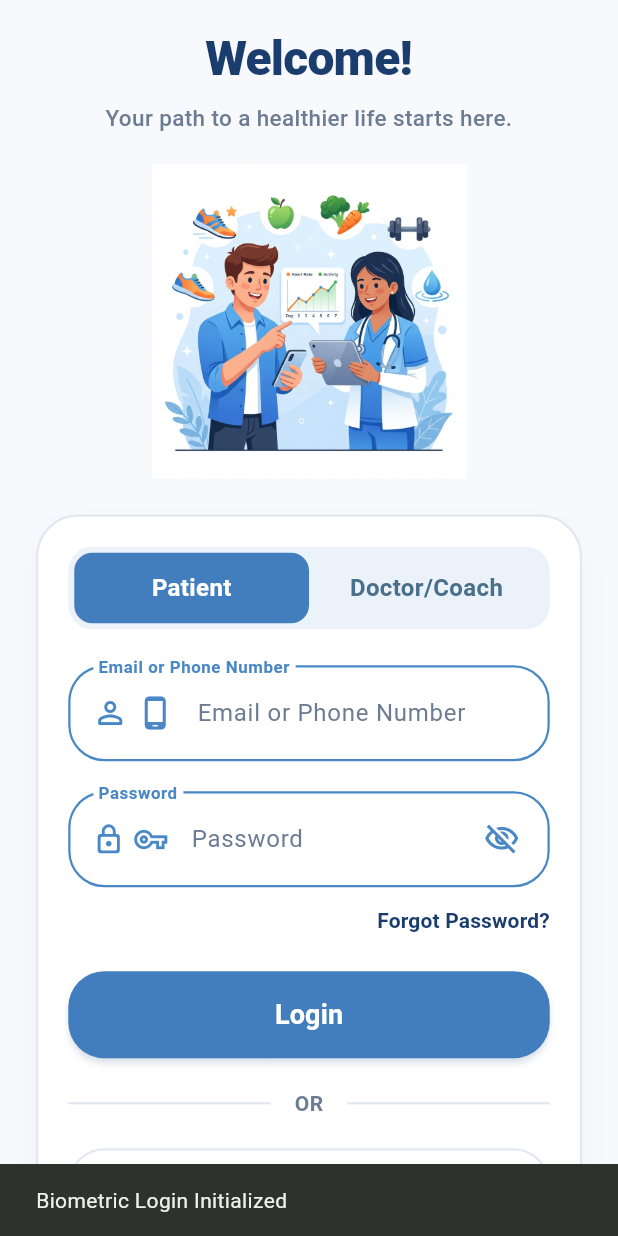
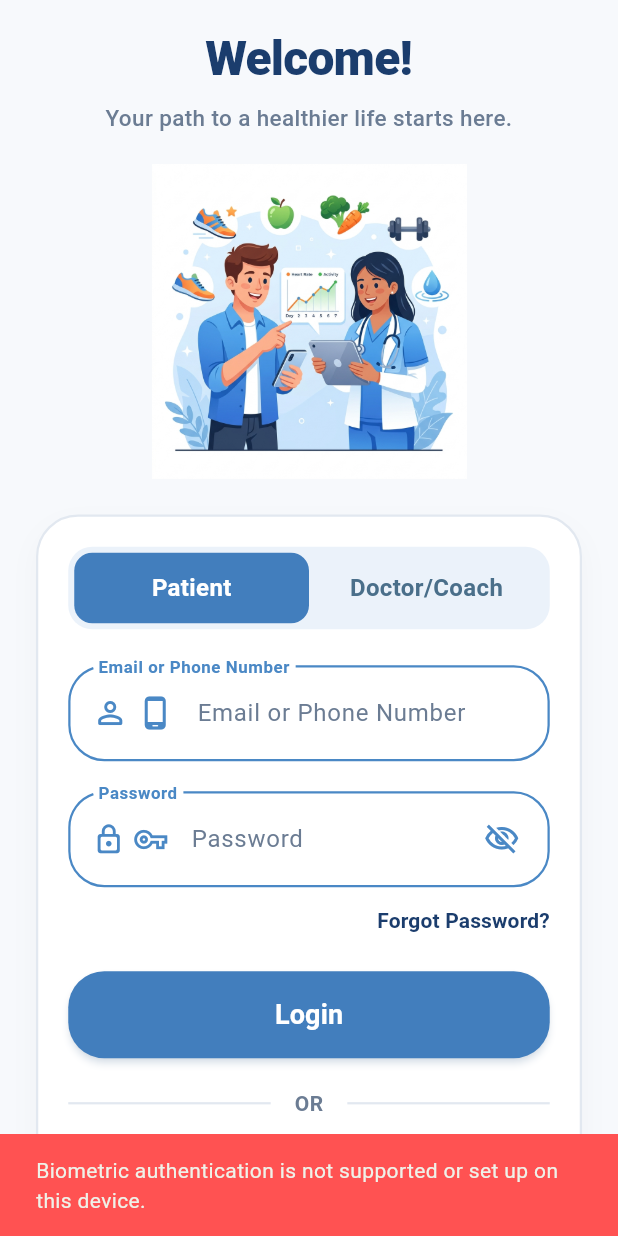
Before and after one commit to KesarPP/DPPHealis, a Flutter app: the screen it shows after launch, after a tap on "Biometric Login", on a phone screen of 412 x 824 dp. Run offline on Flutter 3.47's test engine with Material 3 defaults, Android fonts, the phone set to English and light mode, and no system bars; our stand-ins replace local_auth.

Commit message:
Feat: Integrate local_auth biometric authentication for secure login

```diff
--- a/lib/screens/login_screen.dart
+++ b/lib/screens/login_screen.dart
@@ -1,5 +1,6 @@
 import 'package:flutter/gestures.dart';
 import 'package:flutter/material.dart';
+import 'package:local_auth/local_auth.dart';
 import '../main.dart'; // MainShell
 import 'signup_screen.dart';
 import 'clinician_dashboard_screen.dart';
@@ -26,6 +27,64 @@ class _LoginScreenState extends State<LoginScreen> {
     _emailController.dispose();
     _passwordController.dispose();
     super.dispose();
+  }
+
+  Future<void> _authenticateWithBiometrics() async {
+    final LocalAuthentication auth = LocalAuthentication();
+    try {
+      final bool canCheck = await auth.canCheckBiometrics;
+      final bool isSupported = await auth.isDeviceSupported();
+
+      if (!canCheck || !isSupported) {
+        if (mounted) {
+          ScaffoldMessenger.of(context).showSnackBar(
+            const SnackBar(
+              content: Text('Biometric authentication is not supported or set up on this device.'),
+              backgroundColor: Colors.redAccent,
+            ),
+          );
+        }
+        return;
+      }
+
+      final List<BiometricType> availableBiometrics = await auth.getAvailableBiometrics();
+      if (availableBiometrics.isEmpty) {
+        if (mounted) {
+          ScaffoldMessenger.of(context).showSnackBar(
+            const SnackBar(
+              content: Text('No biometrics are enrolled. Please register a fingerprint or face in settings.'),
+              backgroundColor: Colors.orangeAccent,
+            ),
+          );
+        }
+        return;
+      }
+
+      final bool didAuthenticate = await auth.authenticate(
+        localizedReason: 'Please authenticate to log in to DiaPrevent',
+        biometricOnly: true,
+        persistAcrossBackgrounding: true,
+      );
+
+      if (didAuthenticate && mounted) {
+        Navigator.of(context).pushReplacement(
+          MaterialPageRoute(
+            builder: (_) => _isPatientSelected
+                ? const MainShell()
+                : const ClinicianDashboardScreen(),
+          ),
+        );
+      }
+    } catch (e) {
+      if (mounted) {
+        ScaffoldMessenger.of(context).showSnackBar(
+          SnackBar(
+            content: Text('Biometric authentication failed: $e'),
+            backgroundColor: Colors.redAccent,
+          ),
+        );
+      }
+    }
   }
 
   @override
@@ -364,14 +423,7 @@ class _LoginScreenState extends State<LoginScreen> {
                           backgroundColor: Colors.white,
                           elevation: 0,
                         ),
-                        onPressed: () {
-                          ScaffoldMessenger.of(context).showSnackBar(
-                            const SnackBar(
-                              content: Text('Biometric Login Initialized'),
-                              duration: Duration(seconds: 2),
-                            ),
-                          );
-                        },
+                        onPressed: _authenticateWithBiometrics,
                         icon: const Icon(Icons.fingerprint_rounded, color: _borderBlue, size: 26),
                         label: const Text(
                           'Biometric Login',
--- a/pubspec.yaml
+++ b/pubspec.yaml
@@ -12,6 +12,7 @@ environment:
 dependencies:
   flutter:
     sdk: flutter
+  local_auth: ^3.0.1
 
 dev_dependencies:
   flutter_test:
```
Also changed, not shown: pubspec.lock, 3 other files.
